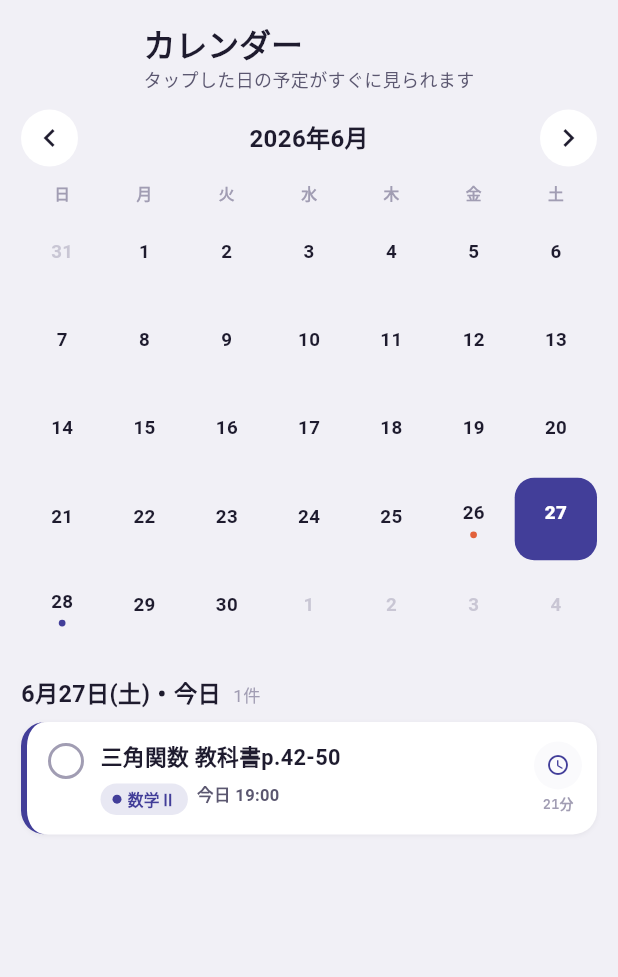
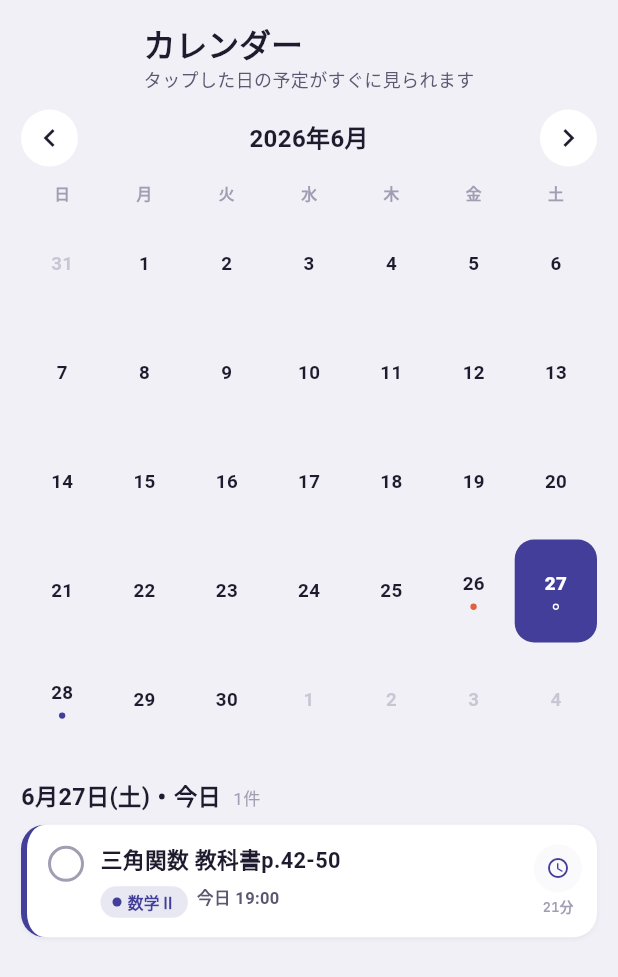
Before and after one commit to nokonoko314/StudySync, a Flutter app: the CalendarScreen widget shown alone on an empty page, opened directly, on a phone screen of 412 x 824 dp. Shown: the top 977 px of the screen. Run offline on Flutter 3.47's test engine with Material 3 defaults, Android fonts, the phone set to English and light mode, and no system bars; our stand-ins replace cloud_firestore, firebase_auth, firebase_core, flutter_local_notifications, google_fonts, google_sign_in and 4 more; accounts and stored records are empty; Roboto replaces fonts that are missing (Shippori Mincho, Zen Kaku Gothic New).

Commit message:
StudySync_v0.4

```diff
--- a/lib/screens/calendar_screen.dart
+++ b/lib/screens/calendar_screen.dart
@@ -83,14 +83,27 @@ class _CalendarScreenState extends State<CalendarScreen> {
               shrinkWrap: true,
               physics: const NeverScrollableScrollPhysics(),
               mainAxisSpacing: 4,
+              childAspectRatio: 0.8,
               children: cells.map((c) {
                 final dayTasks = state.tasks.where((t) => sameDay(t.due, c.date)).toList();
-                final dots = dayTasks.take(3).map((t) {
-                  final color = t.isOverdue ? AppColors.coral : (t.isReview ? AppColors.sage : AppColors.indigo);
-                  return Container(width: 4.5, height: 4.5, margin: const EdgeInsets.symmetric(horizontal: 1), decoration: BoxDecoration(color: color, shape: BoxShape.circle));
-                }).toList();
                 final isToday = sameDay(c.date, DateTime.now());
                 final isSelected = sameDay(c.date, _selected);
+                // 選択中の日はセルの背景がインディゴになるため、通常タスクの
+                // インディゴ色のドットが同化して見えなくなってしまう。
+                // 選択中だけ、ドットに白い輪をつけてコントラストを確保する。
+                final dots = dayTasks.map((t) {
+                  final color = t.isOverdue ? AppColors.coral : (t.isReview ? AppColors.sage : AppColors.indigo);
+                  return Container(
+                    width: 4.2,
+                    height: 4.2,
+                    margin: const EdgeInsets.all(0.8),
+                    decoration: BoxDecoration(
+                      color: color,
+                      shape: BoxShape.circle,
+                      border: isSelected ? Border.all(color: Colors.white, width: 0.9) : null,
+                    ),
+                  );
+                }).toList();
                 return Pressable(
                   onTap: () => setState(() => _selected = startOfDay(c.date)),
                   child: Container(
@@ -98,7 +111,8 @@ class _CalendarScreenState extends State<CalendarScreen> {
                       color: isSelected ? AppColors.indigo : (isToday ? AppColors.indigoSoft : Colors.transparent),
                       borderRadius: BorderRadius.circular(13),
                     ),
-                    child: Column(mainAxisAlignment: MainAxisAlignment.center, children: [
+                    padding: const EdgeInsets.symmetric(vertical: 6),
+                    child: Column(mainAxisAlignment: MainAxisAlignment.center, mainAxisSize: MainAxisSize.min, children: [
                       Text(
                         '${c.day}',
                         style: AppTheme.body(
@@ -109,8 +123,9 @@ class _CalendarScreenState extends State<CalendarScreen> {
                               : (c.muted ? AppColors.inkFaint.withOpacity(.5) : (isToday ? AppColors.indigo : AppColors.ink)),
                         ),
                       ),
-                      const SizedBox(height: 3),
-                      Row(mainAxisSize: MainAxisSize.min, children: dots),
+                      if (dots.isNotEmpty) const SizedBox(height: 3),
+                      if (dots.isNotEmpty)
+                        Wrap(alignment: WrapAlignment.center, runSpacing: 1.5, children: dots),
                     ]),
                   ),
                 );
```
Also changed, not shown: lib/changelog.dart (+7 -1 lines), lib/screens/settings_screen.dart (+7 -0 lines), lib/sheets/group_management_sheet.dart (added, +151 -0 lines), lib/state/app_state.dart (+19 -0 lines), 1 other file.
